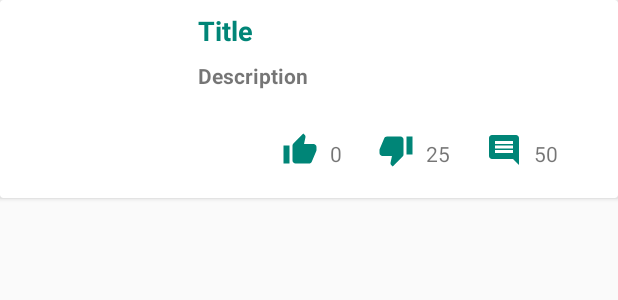
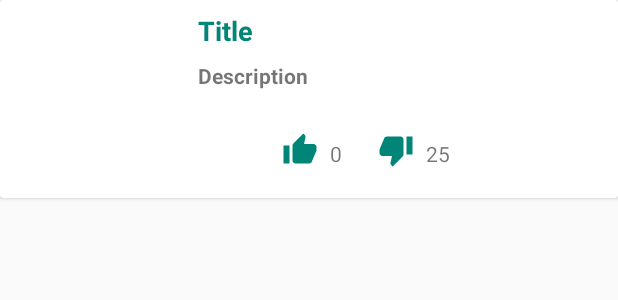
Before and after one commit to ali-taghizadeh/Tehran, an Android app: the layout item_place.xml on its own in the app's theme, with its tools: preview values and no code run, on a phone screen of 412 x 824 dp. Shown: the top 300 px of the screen. Run offline under Robolectric (Android 15) with nearby library versions, the phone set to English and light mode, and no system bars; plain views replace ShapedImageView.

Commit message:
decouple comments from newPlaces

```diff
--- a/app/src/main/java/ir/taghizadeh/tehran/activities/AddNewActivity.java
+++ b/app/src/main/java/ir/taghizadeh/tehran/activities/AddNewActivity.java
@@ -27,7 +27,6 @@ import ir.taghizadeh.tehran.dependencies.geoFire.GeoFire;
 import ir.taghizadeh.tehran.dependencies.map.Map;
 import ir.taghizadeh.tehran.dependencies.storage.Storage;
 import ir.taghizadeh.tehran.helpers.Constants;
-import ir.taghizadeh.tehran.models.Comments;
 import ir.taghizadeh.tehran.models.NewPlace;
 
 public class AddNewActivity extends AuthenticationActivity {
@@ -148,10 +147,7 @@ public class AddNewActivity extends AuthenticationActivity {
     }
 
     private NewPlace createNewPlace() {
-        Comments comments = new Comments(getUsername(), getUserPhoto(), mDescription);
-        List<Comments> commentsList = new ArrayList<>();
-        commentsList.add(comments);
-        return new NewPlace(getUsername(), mTitle, mDescription, mPhotoUri, getUserPhoto(), 0, 0, commentsList);
+        return new NewPlace(getUsername(), mTitle, mDescription, mPhotoUri, getUserPhoto(), 0, 0);
     }
 
     @OnClick(R.id.button_add_new_discard)
--- a/app/src/main/java/ir/taghizadeh/tehran/activities/lists/comments/CommentsAdapter.java
+++ b/app/src/main/java/ir/taghizadeh/tehran/activities/lists/comments/CommentsAdapter.java
@@ -12,7 +12,6 @@ import ir.taghizadeh.tehran.R;
 import ir.taghizadeh.tehran.dependencies.DependencyRegistry;
 import ir.taghizadeh.tehran.dependencies.glide.Glide;
 import ir.taghizadeh.tehran.models.Comments;
-import ir.taghizadeh.tehran.models.NewPlace;
 
 
 public class CommentsAdapter extends RecyclerView.Adapter<CommentsListViewHolder> {
--- a/app/src/main/java/ir/taghizadeh/tehran/activities/lists/places/PlacesListViewHolder.java
+++ b/app/src/main/java/ir/taghizadeh/tehran/activities/lists/places/PlacesListViewHolder.java
@@ -17,7 +17,6 @@ class PlacesListViewHolder extends RecyclerView.ViewHolder {
     private TextView text_item_place_description;
     private TextView text_item_place_likes;
     private TextView text_item_place_dislikes;
-    private TextView text_item_place_comments;
 
     PlacesListViewHolder(View itemView) {
         super(itemView);
@@ -27,7 +26,6 @@ class PlacesListViewHolder extends RecyclerView.ViewHolder {
         this.text_item_place_description = itemView.findViewById(R.id.text_item_place_description);
         this.text_item_place_likes = itemView.findViewById(R.id.text_item_place_likes);
         this.text_item_place_dislikes = itemView.findViewById(R.id.text_item_place_dislikes);
-        this.text_item_place_comments = itemView.findViewById(R.id.text_item_place_comments);
     }
 
     void configureWith(NewPlace newPlace, Glide mGlide) {
@@ -35,7 +33,6 @@ class PlacesListViewHolder extends RecyclerView.ViewHolder {
         text_item_place_description.setText(newPlace.getDescription());
         text_item_place_likes.setText(String.valueOf(newPlace.getLikes()));
         text_item_place_dislikes.setText(String.valueOf(newPlace.getDislikes()));
-        text_item_place_comments.setText(String.valueOf(newPlace.getComments().size()));
         mGlide.loadImage(newPlace.getUserPhotoUrl(), image_item_user_photo);
         if ((newPlace.getPhotoUrl() != null && !newPlace.getPhotoUrl().equals("")))
             mGlide.loadImage(newPlace.getPhotoUrl(), image_item_place_photo);
--- a/app/src/main/java/ir/taghizadeh/tehran/dependencies/DependencyRegistry.java
+++ b/app/src/main/java/ir/taghizadeh/tehran/dependencies/DependencyRegistry.java
@@ -4,6 +4,7 @@ import ir.taghizadeh.tehran.activities.AuthenticationActivity;
 import ir.taghizadeh.tehran.activities.AddNewActivity;
 import ir.taghizadeh.tehran.activities.BaseConfigsActivity;
 import ir.taghizadeh.tehran.activities.MainActivity;
+import ir.taghizadeh.tehran.activities.PlaceDetailsActivity;
 import ir.taghizadeh.tehran.activities.lists.comments.CommentsAdapter;
 import ir.taghizadeh.tehran.activities.lists.places.PlacesAdapter;
 import ir.taghizadeh.tehran.dependencies.authentication.Authentication;
@@ -67,6 +68,11 @@ public class DependencyRegistry {
         activity.configureWith(mapPresenter, storagePresenter, databasePresenter, geoFirePresenter);
     }
 
+    public void inject(PlaceDetailsActivity activity) {
+        databasePresenter = new DatabaseImpl();
+        activity.configureWith(databasePresenter);
+    }
+
     public void inject(PlacesAdapter placesAdapter){
         glidePresenter = new GlideImpl(mActivity);
         placesAdapter.configureWith(glidePresenter);
--- a/app/src/main/java/ir/taghizadeh/tehran/dependencies/database/Database.java
+++ b/app/src/main/java/ir/taghizadeh/tehran/dependencies/database/Database.java
@@ -1,10 +1,12 @@
 package ir.taghizadeh.tehran.dependencies.database;
 
+import ir.taghizadeh.tehran.models.Comments;
 import ir.taghizadeh.tehran.models.NewPlace;
 
 public interface Database {
     void pushNewPlace(NewPlace newPlace, String location);
     void getChild(String dbLocation, String key);
+    void addComment(Comments comments, String dbLocation, String key);
 
     void sePushListener(PushListener pushListener);
     interface PushListener {
--- a/app/src/main/java/ir/taghizadeh/tehran/helpers/Constants.java
+++ b/app/src/main/java/ir/taghizadeh/tehran/helpers/Constants.java
@@ -9,5 +9,6 @@ public class Constants {
     public static final String USER_AVATAR = "user_avatar";
     public static final String PLACES = "places";
     public static final String PLACES_LOCATION = "places_location";
+    public static final String COMMENTS = "comments";
     public static final int DEFAULT_DISTANCE = 1;
 }
--- a/app/src/main/res/layout/item_place.xml
+++ b/app/src/main/res/layout/item_place.xml
@@ -2,6 +2,7 @@
 
 <android.support.v7.widget.CardView xmlns:android="http://schemas.android.com/apk/res/android"
     xmlns:app="http://schemas.android.com/apk/res-auto"
+    xmlns:tools="http://schemas.android.com/tools"
     android:layout_width="match_parent"
     android:layout_height="wrap_content">
 
@@ -108,25 +109,6 @@
             app:layout_constraintBottom_toBottomOf="@+id/imageView2"
             app:layout_constraintStart_toEndOf="@+id/imageView2" />
 
-        <ImageView
-            android:id="@+id/imageView3"
-            android:layout_width="24dp"
-            android:layout_height="24dp"
-            android:layout_marginStart="24dp"
-            android:tint="@color/colorPrimary"
-            app:layout_constraintBottom_toBottomOf="@+id/text_item_place_dislikes"
-            app:layout_constraintStart_toEndOf="@+id/text_item_place_dislikes"
-            app:srcCompat="@drawable/ic_comment" />
-
-        <TextView
-            android:id="@+id/text_item_place_comments"
-            android:layout_width="wrap_content"
-            android:layout_height="wrap_content"
-            android:layout_marginStart="8dp"
-            android:text="50"
-            app:layout_constraintBottom_toBottomOf="@+id/imageView3"
-            app:layout_constraintStart_toEndOf="@+id/imageView3" />
-
     </android.support.constraint.ConstraintLayout>
 
 </android.support.v7.widget.CardView>
```
Also changed, not shown: app/src/main/java/ir/taghizadeh/tehran/activities/PlaceDetailsActivity.java (+25 -3 lines), app/src/main/java/ir/taghizadeh/tehran/dependencies/database/DatabaseImpl.java (+20 -1 lines), app/src/main/java/ir/taghizadeh/tehran/models/NewPlace.java (+1 -11 lines).
